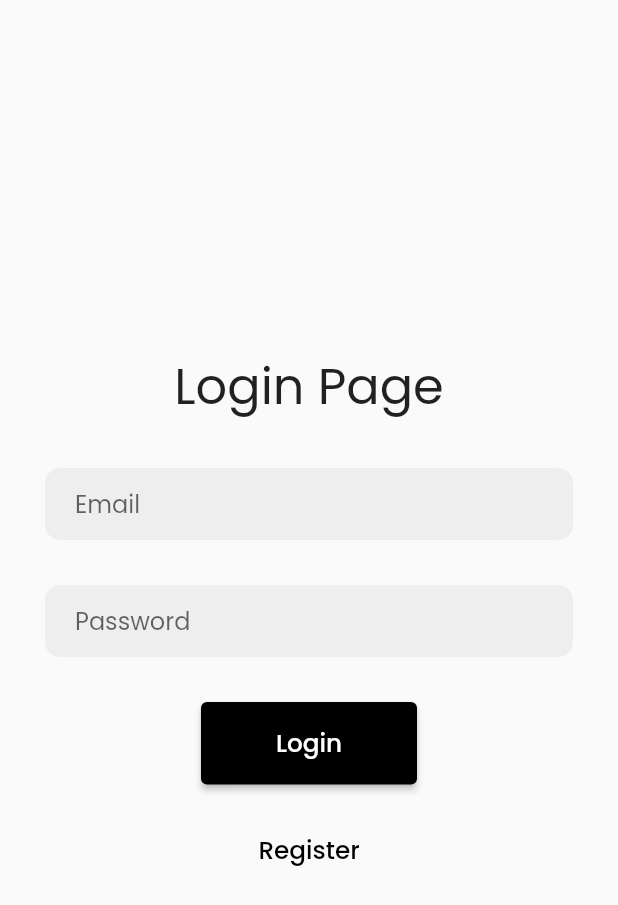
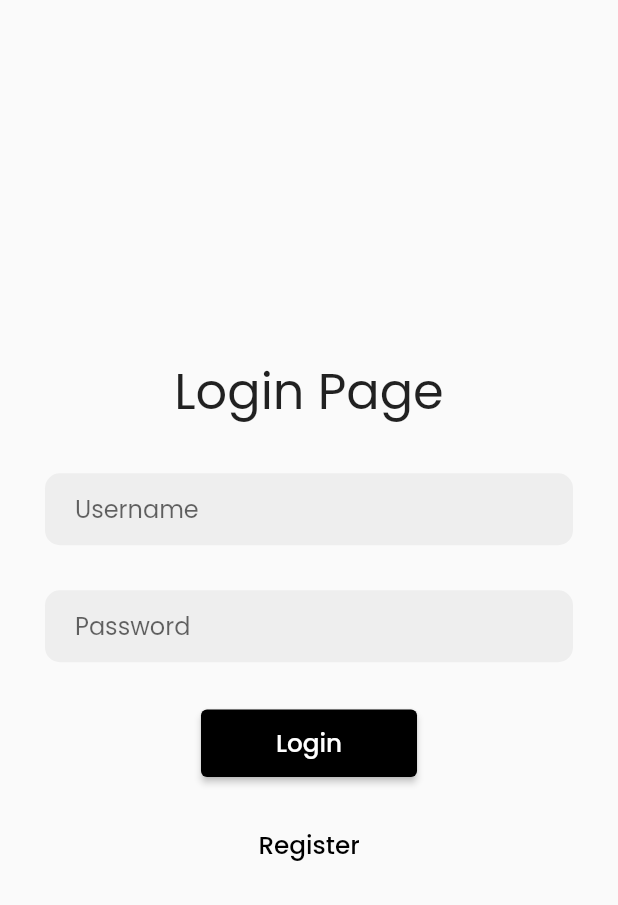
Before and after one commit to jersanmd/learn_laravel_flutter, a Flutter app: the screen it shows after launch, after a tap on "Login", on a phone screen of 412 x 824 dp. Shown: the top 905 px of the screen. Run offline on Flutter 3.47's test engine with Material 2 defaults, Android fonts, the phone set to English and light mode, and no system bars; our stand-ins replace get, get_storage, google_fonts; network calls fail.

```diff
--- a/forumapp/lib/controllers/authentication.dart
+++ b/forumapp/lib/controllers/authentication.dart
@@ -1,12 +1,17 @@
 import 'dart:convert';
 
-import 'package:flutter/foundation.dart';
+import 'package:flutter/material.dart';
 import 'package:forumapp/constants/constants.dart';
+import 'package:forumapp/views/home.dart';
 import 'package:get/get.dart';
+import 'package:get_storage/get_storage.dart';
 import 'package:http/http.dart' as http;
 
 class AuthenticationController extends GetxController {
   final isLoading = false.obs;
+  final token = ''.obs;
+
+  final box = GetStorage();
 
   Future register(
       {required String name,
@@ -27,7 +32,41 @@ class AuthenticationController extends GetxController {
 
       if (response.statusCode == 201) {
         debugPrint(jsonEncode(response.body));
+        token.value = json.decode(response.body)['token'];
+        box.write('token', token.value);
+        Get.offAll(() => const HomePage());
       } else {
+        Get.snackbar('Error', json.decode(response.body)['message'],
+            snackPosition: SnackPosition.TOP,
+            backgroundColor: Colors.redAccent,
+            colorText: Colors.white);
+        debugPrint(jsonEncode(response.body));
+      }
+      isLoading.value = false;
+    } catch (e) {
+      isLoading.value = false;
+      debugPrint(e.toString());
+    }
+  }
+
+  Future login({required String username, required String password}) async {
+    try {
+      isLoading.value = true;
+      var data = {'username': username, 'password': password};
+
+      var response = await http.post(Uri.parse('${url}login'),
+          headers: {'Accept': 'application/json'}, body: data);
+
+      if (response.statusCode == 200) {
+        debugPrint(jsonEncode(response.body));
+        token.value = json.decode(response.body)['token'];
+        box.write('token', token.value);
+        Get.offAll(() => const HomePage());
+      } else {
+        Get.snackbar('Error', json.decode(response.body)['message'],
+            snackPosition: SnackPosition.TOP,
+            backgroundColor: Colors.redAccent,
+            colorText: Colors.white);
         debugPrint(jsonEncode(response.body));
       }
       isLoading.value = false;
--- a/forumapp/lib/main.dart
+++ b/forumapp/lib/main.dart
@@ -1,6 +1,8 @@
 import 'package:flutter/material.dart';
+import 'package:forumapp/views/home.dart';
 import 'package:forumapp/views/login_page.dart';
 import 'package:get/get.dart';
+import 'package:get_storage/get_storage.dart';
 
 void main() {
   runApp(const MyApp());
@@ -11,10 +13,13 @@ class MyApp extends StatelessWidget {
 
   @override
   Widget build(BuildContext context) {
-    return const GetMaterialApp(
+    final box = GetStorage();
+    final token = box.read('token');
+
+    return GetMaterialApp(
       debugShowCheckedModeBanner: false,
       title: 'Learning Flutter with Laravel',
-      home: LoginPage(),
+      home: token == null ? const LoginPage() : const HomePage(),
     );
   }
 }
--- a/forumapp/lib/views/login_page.dart
+++ b/forumapp/lib/views/login_page.dart
@@ -1,4 +1,5 @@
 import 'package:flutter/material.dart';
+import 'package:forumapp/controllers/authentication.dart';
 import 'package:forumapp/views/register_page.dart';
 import 'package:forumapp/views/widgets/input_widgets.dart';
 import 'package:get/get.dart';
@@ -12,8 +13,10 @@ class LoginPage extends StatefulWidget {
 }
 
 class _LoginPageState extends State<LoginPage> {
-  final TextEditingController _emailController = TextEditingController();
+  final TextEditingController _usernameController = TextEditingController();
   final TextEditingController _passwordController = TextEditingController();
+  final AuthenticationController _authenticationController =
+      Get.put(AuthenticationController());
 
   @override
   Widget build(BuildContext context) {
@@ -30,9 +33,9 @@ class _LoginPageState extends State<LoginPage> {
             ),
             const SizedBox(height: 30),
             InputWidgets(
-              hintText: 'Email',
+              hintText: 'Username',
               obscureText: false,
-              controller: _emailController,
+              controller: _usernameController,
             ),
             const SizedBox(height: 30),
             InputWidgets(
@@ -41,16 +44,22 @@ class _LoginPageState extends State<LoginPage> {
               controller: _passwordController,
             ),
             const SizedBox(height: 30),
-            ElevatedButton(
+            Obx(() => _authenticationController.isLoading.value
+                ? const CircularProgressIndicator()
+                : ElevatedButton(
                     style: ElevatedButton.styleFrom(
                         backgroundColor: Colors.black,
                         padding: const EdgeInsets.symmetric(
-                        horizontal: 50, vertical: 15)),
-                onPressed: () {},
+                            horizontal: 50, vertical: 10)),
+                    onPressed: () async {
+                      _authenticationController.login(
+                          username: _usernameController.text.trim(),
+                          password: _passwordController.text.trim());
+                    },
                     child: Text(
                       'Login',
                       style: GoogleFonts.poppins(fontSize: size * 0.04),
-                )),
+                    ))),
             const SizedBox(height: 20),
             TextButton(
                 onPressed: () {
--- a/forumapp/lib/views/register_page.dart
+++ b/forumapp/lib/views/register_page.dart
@@ -65,7 +65,7 @@ class _RegisterPageState extends State<RegisterPage> {
                     style: ElevatedButton.styleFrom(
                         backgroundColor: Colors.black,
                         padding: const EdgeInsets.symmetric(
-                            horizontal: 50, vertical: 15)),
+                            horizontal: 50, vertical: 10)),
                     onPressed: () async {
                       await _authenticationController.register(
                           name: _nameController.text.trim(),
--- a/forumapp/pubspec.yaml
+++ b/forumapp/pubspec.yaml
@@ -38,6 +38,7 @@ dependencies:
   google_fonts: ^5.1.0
   get: ^4.6.5
   http: ^1.1.0
+  get_storage: ^2.1.1
 
 dev_dependencies:
   flutter_test:
```
Also changed, not shown: forumapp/lib/controllers/post_controller.dart (added, +73 -0 lines), forumapp/lib/models/post_model.dart (added, +89 -0 lines), forumapp/lib/views/home.dart (added, +73 -0 lines), forumapp/lib/views/post_details.dart (added, +57 -0 lines), forumapp/lib/views/widgets/post_data.dart (added, +44 -0 lines), forumapp/lib/views/widgets/post_field.dart (added, +27 -0 lines), forumapp/pubspec.lock. Lines whose indentation alone changed are shown as unchanged.
